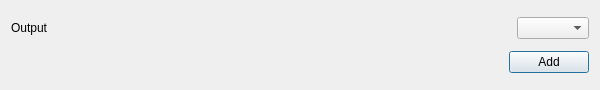
This is main/ui/gui/ui_specification/design/gui_output_desing.ui in uz-gaz/Tertimuss as Qt 5 draws it before an edit. The edited form follows.
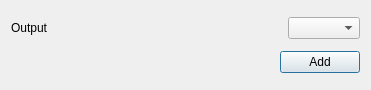
This is the edited form.

Diff of the .ui file:
```diff
--- a/main/ui/gui/ui_specification/design/gui_output_desing.ui
+++ b/main/ui/gui/ui_specification/design/gui_output_desing.ui
@@ -6,7 +6,7 @@
    <rect>
     <x>0</x>
     <y>0</y>
-    <width>600</width>
+    <width>371</width>
     <height>90</height>
    </rect>
   </property>
```
Left out of the diff: 2 changed lines with no effect on the pictures.
